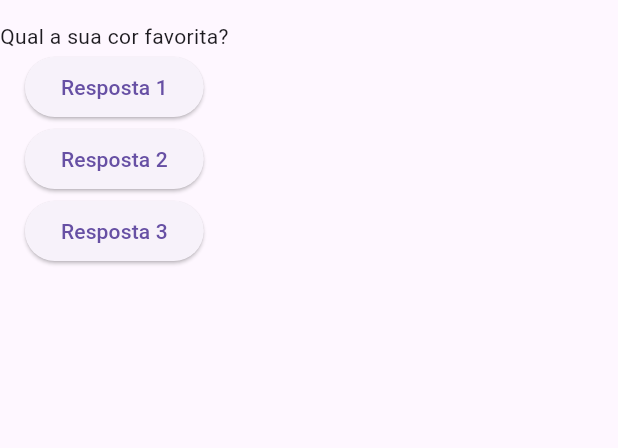
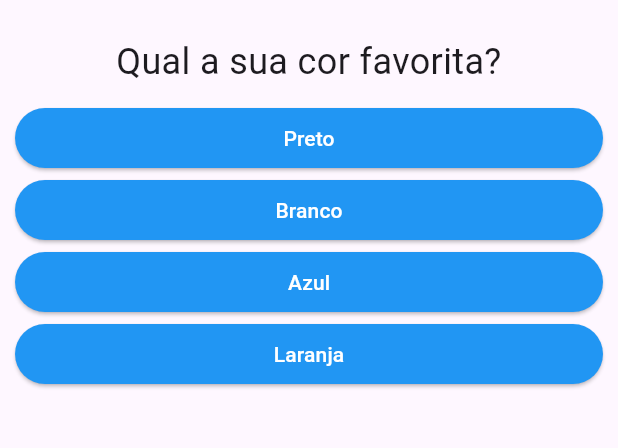
Before and after one commit to Mathews-mw/question_answer_game, a Flutter app: the screen it shows after launch, on a phone screen of 412 x 824 dp, the part 63-511 px from its top. Run offline on Flutter 3.47's test engine with Material 3 defaults, Android fonts, the phone set to English and light mode, and no system bars.

Commit message:
exibindo resultado

```diff
--- a/lib/main.dart
+++ b/lib/main.dart
@@ -1,40 +1,66 @@
 import 'package:flutter/material.dart';
+
+import './questao.dart';
+import './respostas.dart';
 
 main() {
   runApp(const PerguntaApp());
 }
 
-class PerguntaAppState extends State<PerguntaApp> {
-  var perguntaSelecionada = 0;
+class _PerguntaAppState extends State<PerguntaApp> {
+  var _perguntaSelecionada = 0;
 
-  void responder() {
-    setState(() {
-      perguntaSelecionada++;
-    });
+  final _perguntas = const [
+    {
+      'texto': 'Qual a sua cor favorita?',
+      'resposta': ['Preto', 'Branco', 'Azul', 'Laranja']
+    },
+    {
+      'texto': 'Qual o seu animal favorito?',
+      'resposta': ['Cachorro', 'Gato', 'Coelho', 'Cavalo']
+    },
+    {
+      'texto': 'Qual sua sobremesa favorita?',
+      'resposta': ['Pudim', 'Bolo de chocolate', 'Brigadeiro', 'Sorvete']
+    }
+  ];
 
-    print('pergunta respondida!');
+  void _responder() {
+    if (temPerguntaSelecionada) {
+      setState(() {
+        _perguntaSelecionada++;
+      });
+    }
+  }
+
+  bool get temPerguntaSelecionada {
+    return _perguntaSelecionada < _perguntas.length;
   }
 
   @override
   Widget build(BuildContext context) {
-    final perguntas = ['Qual a sua cor favorita?', 'Qual seu animal favorito?'];
+    List<String> respostas = temPerguntaSelecionada
+        ? _perguntas[_perguntaSelecionada].cast()['resposta']
+        : [];
 
     return MaterialApp(
       home: Scaffold(
         appBar: AppBar(
           title: const Text('Perguntas'),
         ),
-        body: Column(
-          children: [
-            Text(perguntas[perguntaSelecionada]),
-            ElevatedButton(
-                onPressed: responder, child: const Text('Resposta 1')),
-            ElevatedButton(
-                onPressed: responder, child: const Text('Resposta 2')),
-            ElevatedButton(
-                onPressed: responder, child: const Text('Resposta 3')),
-          ],
-        ),
+        body: temPerguntaSelecionada
+            ? Column(
+                children: [
+                  Questao(
+                      texto:
+                          _perguntas[_perguntaSelecionada]['texto'].toString()),
+                  ...respostas.map((texto) => Respostas(
+                      textoBotao: texto, quandoSelecionado: _responder))
+                ],
+              )
+            : const Center(
+                child: Text('Fim de jogo!'),
+              ),
       ),
     );
   }
@@ -44,7 +70,7 @@ class PerguntaApp extends StatefulWidget {
   const PerguntaApp({super.key});
 
   @override
-  PerguntaAppState createState() {
-    return PerguntaAppState();
+  _PerguntaAppState createState() {
+    return _PerguntaAppState();
   }
 }
--- /dev/null
+++ b/lib/questao.dart
@@ -0,0 +1,20 @@
+import 'package:flutter/material.dart';
+
+class Questao extends StatelessWidget {
+  final String texto;
+
+  const Questao({super.key, this.texto = ''});
+
+  @override
+  Widget build(BuildContext context) {
+    return Container(
+      width: double.infinity,
+      margin: const EdgeInsets.all(10),
+      child: Text(
+        texto,
+        style: const TextStyle(fontSize: 24),
+        textAlign: TextAlign.center,
+      ),
+    );
+  }
+}
--- /dev/null
+++ b/lib/respostas.dart
@@ -0,0 +1,27 @@
+import 'package:flutter/material.dart';
+
+class Respostas extends StatelessWidget {
+  final String textoBotao;
+  final void Function() quandoSelecionado;
+
+  const Respostas({
+    super.key,
+    required this.textoBotao,
+    required this.quandoSelecionado,
+  });
+
+  @override
+  Widget build(BuildContext context) {
+    return Container(
+      width: double.infinity,
+      margin: const EdgeInsets.fromLTRB(10, 0, 10, 0),
+      child: ElevatedButton(
+          style: ElevatedButton.styleFrom(backgroundColor: Colors.blue),
+          onPressed: quandoSelecionado,
+          child: Text(
+            textoBotao,
+            style: const TextStyle(color: Colors.white),
+          )),
+    );
+  }
+}
```
